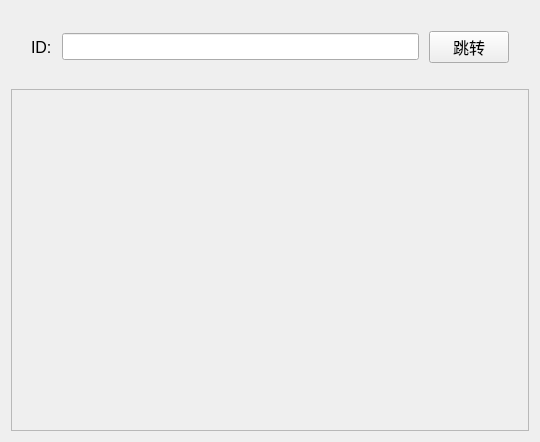
Before: the Qt Designer form ui/PKUHole.ui in jiangly-programmer/PKU-Hole, drawn with Qt 5.
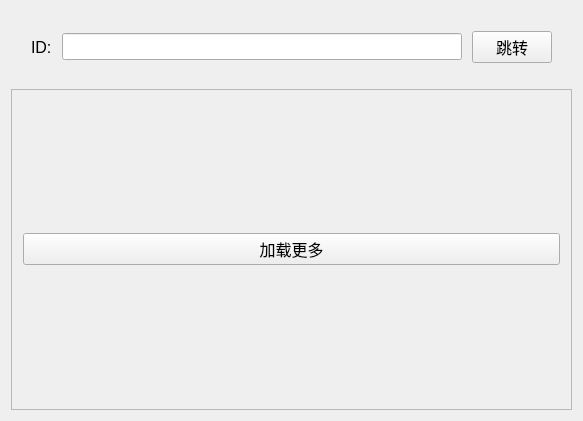
After: the same form once the commit is applied.

```diff
--- a/ui/PKUHole.ui
+++ b/ui/PKUHole.ui
@@ -9,8 +9,8 @@
    <rect>
     <x>0</x>
     <y>0</y>
-    <width>540</width>
-    <height>442</height>
+    <width>583</width>
+    <height>421</height>
    </rect>
   </property>
   <property name="sizePolicy">
@@ -107,8 +107,8 @@
         <rect>
          <x>0</x>
          <y>0</y>
-         <width>520</width>
-         <height>347</height>
+         <width>563</width>
+         <height>326</height>
         </rect>
        </property>
        <property name="sizePolicy">
@@ -117,7 +117,33 @@
          <verstretch>0</verstretch>
         </sizepolicy>
        </property>
-       <layout class="QVBoxLayout" name="holeListLayout"/>
+       <property name="maximumSize">
+        <size>
+         <width>16777215</width>
+         <height>16777215</height>
+        </size>
+       </property>
+       <property name="baseSize">
+        <size>
+         <width>0</width>
+         <height>0</height>
+        </size>
+       </property>
+       <layout class="QVBoxLayout" name="holeListLayout">
+        <item>
+         <widget class="QPushButton" name="loadMoreButton">
+          <property name="font">
+           <font>
+            <family>Microsoft YaHei UI</family>
+            <pointsize>12</pointsize>
+           </font>
+          </property>
+          <property name="text">
+           <string>加载更多</string>
+          </property>
+         </widget>
+        </item>
+       </layout>
       </widget>
      </widget>
     </item>
```
Left out of the diff: 21 changed lines with no effect on the pictures.
